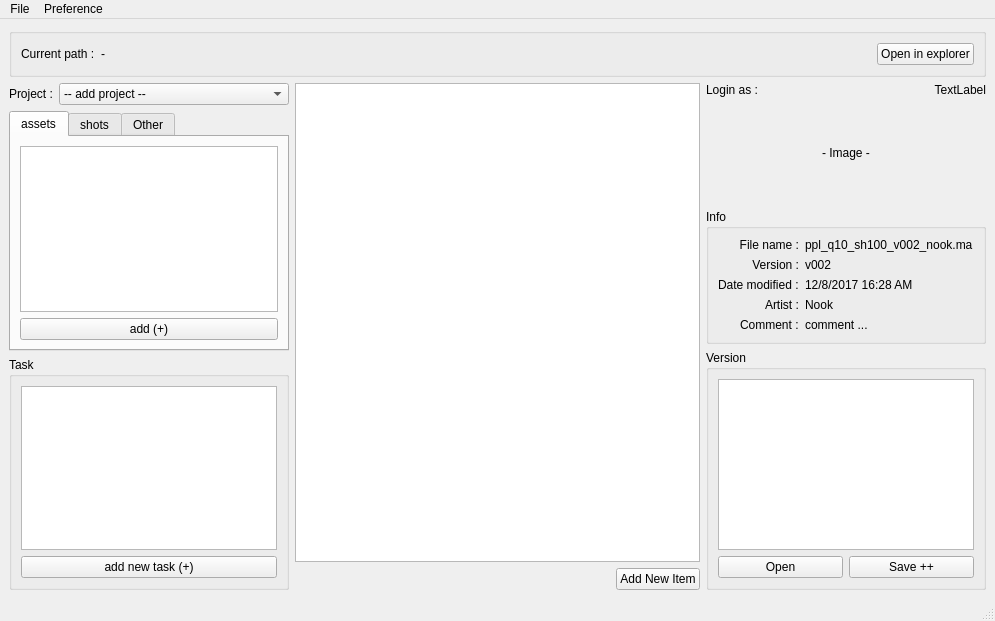
First picture: the form in ui/projectExplorer.ui, repository Shayen/sal_pipeline, before the edit.
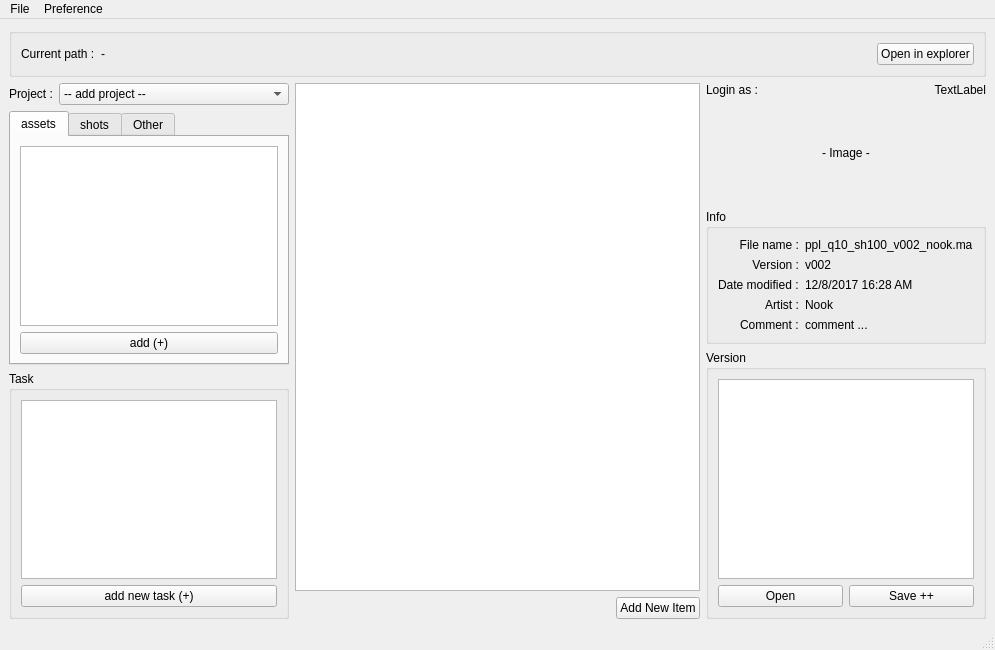
Second picture: the form after the edit.

```diff
--- a/ui/projectExplorer.ui
+++ b/ui/projectExplorer.ui
@@ -336,7 +336,14 @@
           </property>
           <layout class="QVBoxLayout" name="verticalLayout_7">
            <item>
-            <widget class="QListWidget" name="listWidget_version"/>
+            <widget class="QListWidget" name="listWidget_version">
+             <property name="minimumSize">
+              <size>
+               <width>0</width>
+               <height>200</height>
+              </size>
+             </property>
+            </widget>
            </item>
            <item>
             <layout class="QHBoxLayout" name="horizontalLayout_openSaveButton">
```
